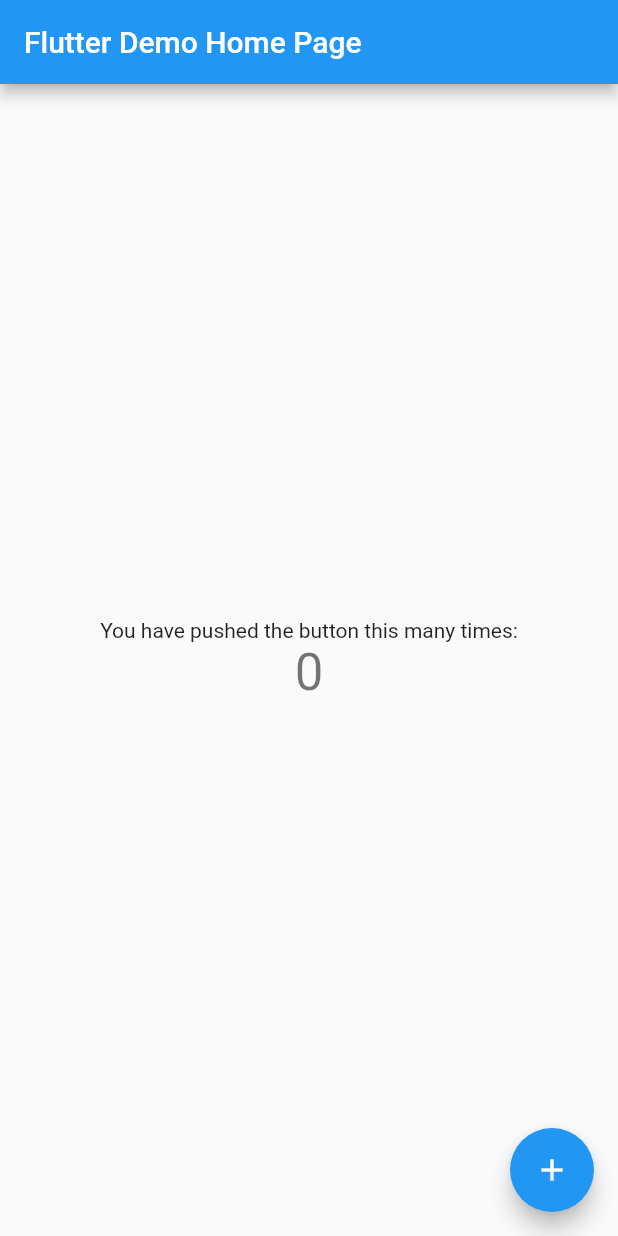
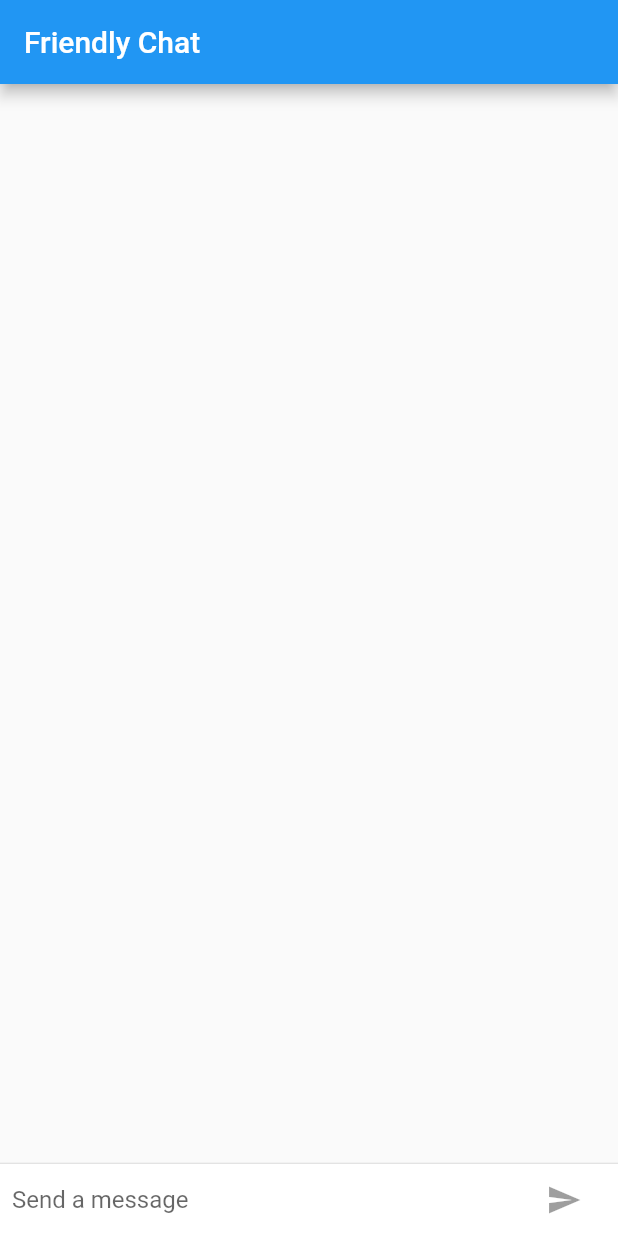
Before and after one commit to jeffryang24/flutter-learning, a Flutter app: the screen it shows after launch, on a phone screen of 412 x 824 dp. Run offline on Flutter 3.47's test engine with Material 2 defaults, Android fonts, the phone set to English and light mode, and no system bars; our stand-ins replace bloc, flutter_bloc, rxdart.

Commit message:
chore(codelabs): finishing codelab building beautiful ui

```diff
--- a/codelabs/friendlychat/lib/main.dart
+++ b/codelabs/friendlychat/lib/main.dart
@@ -1,13 +1,15 @@
 import 'package:flutter/material.dart';
 
-void main() => runApp(MyApp());
+import 'ui/screens/chat_screen.dart';
 
-class MyApp extends StatelessWidget {
+void main() => runApp(MyFriendlyChatApp());
+
+class MyFriendlyChatApp extends StatelessWidget {
   // This widget is the root of your application.
   @override
   Widget build(BuildContext context) {
     return MaterialApp(
-      title: 'Flutter Demo',
+      title: 'Friendly Chat',
       theme: ThemeData(
         // This is the theme of your application.
         //
@@ -20,92 +22,7 @@ class MyApp extends StatelessWidget {
         // is not restarted.
         primarySwatch: Colors.blue,
       ),
-      home: MyHomePage(title: 'Flutter Demo Home Page'),
+      home: ChatScreen(),
     );
   }
 }
-
-class MyHomePage extends StatefulWidget {
-  MyHomePage({Key key, this.title}) : super(key: key);
-
-  // This widget is the home page of your application. It is stateful, meaning
-  // that it has a State object (defined below) that contains fields that affect
-  // how it looks.
-
-  // This class is the configuration for the state. It holds the values (in this
-  // case the title) provided by the parent (in this case the App widget) and
-  // used by the build method of the State. Fields in a Widget subclass are
-  // always marked "final".
-
-  final String title;
-
-  @override
-  _MyHomePageState createState() => _MyHomePageState();
-}
-
-class _MyHomePageState extends State<MyHomePage> {
-  int _counter = 0;
-
-  void _incrementCounter() {
-    setState(() {
-      // This call to setState tells the Flutter framework that something has
-      // changed in this State, which causes it to rerun the build method below
-      // so that the display can reflect the updated values. If we changed
-      // _counter without calling setState(), then the build method would not be
-      // called again, and so nothing would appear to happen.
-      _counter++;
-    });
-  }
-
-  @override
-  Widget build(BuildContext context) {
-    // This method is rerun every time setState is called, for instance as done
-    // by the _incrementCounter method above.
-    //
-    // The Flutter framework has been optimized to make rerunning build methods
-    // fast, so that you can just rebuild anything that needs updating rather
-    // than having to individually change instances of widgets.
-    return Scaffold(
-      appBar: AppBar(
-        // Here we take the value from the MyHomePage object that was created by
-        // the App.build method, and use it to set our appbar title.
-        title: Text(widget.title),
-      ),
-      body: Center(
-        // Center is a layout widget. It takes a single child and positions it
-        // in the middle of the parent.
-        child: Column(
-          // Column is also layout widget. It takes a list of children and
-          // arranges them vertically. By default, it sizes itself to fit its
-          // children horizontally, and tries to be as tall as its parent.
-          //
-          // Invoke "debug painting" (press "p" in the console, choose the
-          // "Toggle Debug Paint" action from the Flutter Inspector in Android
-          // Studio, or the "Toggle Debug Paint" command in Visual Studio Code)
-          // to see the wireframe for each widget.
-          //
-          // Column has various properties to control how it sizes itself and
-          // how it positions its children. Here we use mainAxisAlignment to
-          // center the children vertically; the main axis here is the vertical
-          // axis because Columns are vertical (the cross axis would be
-          // horizontal).
-          mainAxisAlignment: MainAxisAlignment.center,
-          children: <Widget>[
-            Text(
-              'You have pushed the button this many times:',
-            ),
-            Text(
-              '$_counter',
-              style: Theme.of(context).textTheme.display1,
-            ),
-          ],
-        ),
-      ),
-      floatingActionButton: FloatingActionButton(
-        onPressed: _incrementCounter,
-        tooltip: 'Increment',
-        child: Icon(Icons.add),
-      ), // This trailing comma makes auto-formatting nicer for build methods.
-    );
-  }
-}
--- /dev/null
+++ b/codelabs/friendlychat/lib/ui/screens/chat_screen.dart
@@ -0,0 +1,113 @@
+import 'package:flutter/material.dart';
+
+import '../widgets/chat_message.dart';
+
+class ChatScreen extends StatefulWidget {
+  @override
+  State<StatefulWidget> createState() => _ChatScreenState();
+}
+
+class _ChatScreenState extends State<ChatScreen> with TickerProviderStateMixin {
+  final TextEditingController _txtController = TextEditingController();
+  List<ChatMessage> _messages = [];
+  bool _isComposing = false;
+
+  @override
+  Widget build(BuildContext context) {
+    return Scaffold(
+      appBar: AppBar(
+        title: Text('Friendly Chat'),
+      ),
+      body: Column(
+        children: <Widget>[
+          Flexible(
+            child: ListView.builder(
+              padding: EdgeInsets.all(8.0),
+              reverse: true,
+              itemBuilder: (_, int index) => _messages[index],
+              itemCount: _messages.length,
+            ),
+          ),
+          Divider(
+            height: 1.0,
+          ),
+          Container(
+            decoration: BoxDecoration(
+              color: Theme.of(context).cardColor,
+            ),
+            child: _buildTextComposer(),
+          )
+        ],
+      ),
+    );
+  }
+
+  @override
+  void dispose() {
+    for (ChatMessage message in _messages) {
+      message.animationController.dispose();
+    }
+    super.dispose();
+  }
+
+  Widget _buildTextComposer() {
+    return IconTheme(
+      data: IconThemeData(
+        color: Theme.of(context).accentColor,
+      ),
+      child: Container(
+          margin: const EdgeInsets.symmetric(
+            horizontal: 8.0,
+          ),
+          child: Row(
+            children: <Widget>[
+              Flexible(
+                child: TextField(
+                  controller: _txtController,
+                  onSubmitted: _handleSubmitted,
+                  onChanged: (String value) {
+                    setState(() {
+                      _isComposing = value.length > 0;
+                    });
+                  },
+                  decoration: InputDecoration.collapsed(
+                    hintText: 'Send a message',
+                  ),
+                ),
+              ),
+              Container(
+                margin: const EdgeInsets.symmetric(
+                  horizontal: 4.0,
+                ),
+                child: IconButton(
+                  icon: Icon(Icons.send),
+                  onPressed: _isComposing ? () => _handleSubmitted(_txtController.text) : null,
+                ),
+              ),
+            ],
+          )),
+    );
+  }
+
+  void _handleSubmitted(String value) {
+    _txtController.clear();
+
+    setState(() {
+      _isComposing = false;
+    });
+
+    ChatMessage message = ChatMessage(
+      text: value,
+      animationController: AnimationController(
+        duration: Duration(milliseconds: 700),
+        vsync: this,
+      ),
+    );
+
+    setState(() {
+      _messages.insert(0, message);
+    });
+
+    message.animationController.forward();
+  }
+}
```
Also changed, not shown: codelabs/friendlychat/lib/ui/widgets/chat_message.dart (added, +55 -0 lines), 1 other file.
